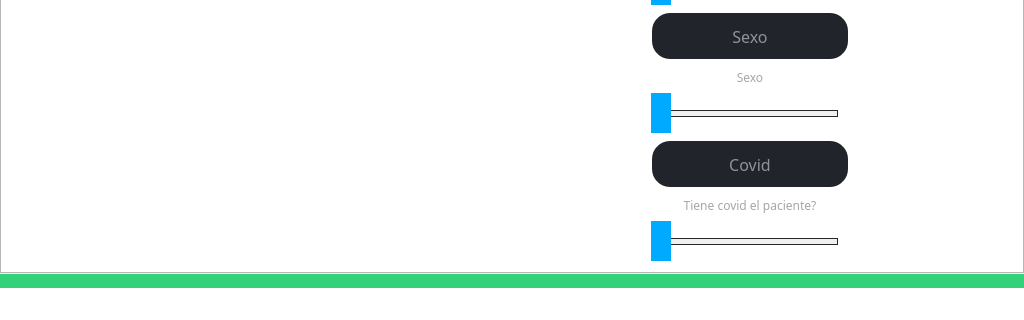
Qt form _main_.ui (JulianDuque97/EPI) before a commit; both pictures show x 0 to 1024 and y 280 to 600 of the 1024 by 600 pixel window.
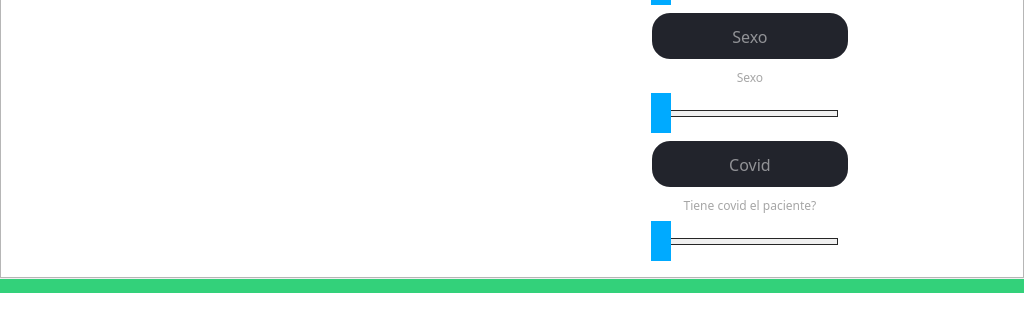
The same form after that commit. Icons and pictures are not drawn. Custom widgets are drawn as their Qt base class.

```diff
--- a/_main_.ui
+++ b/_main_.ui
@@ -4173,7 +4173,7 @@
       <property name="sizeHint" stdset="0">
        <size>
         <width>20</width>
-        <height>25</height>
+        <height>20</height>
        </size>
       </property>
      </spacer>
```
